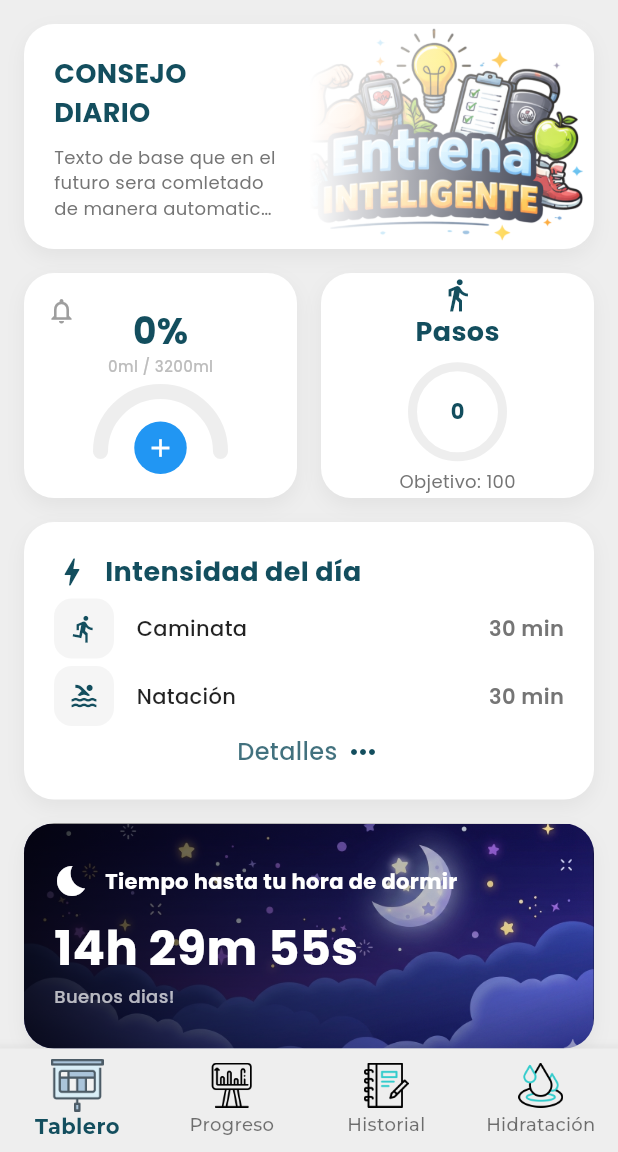
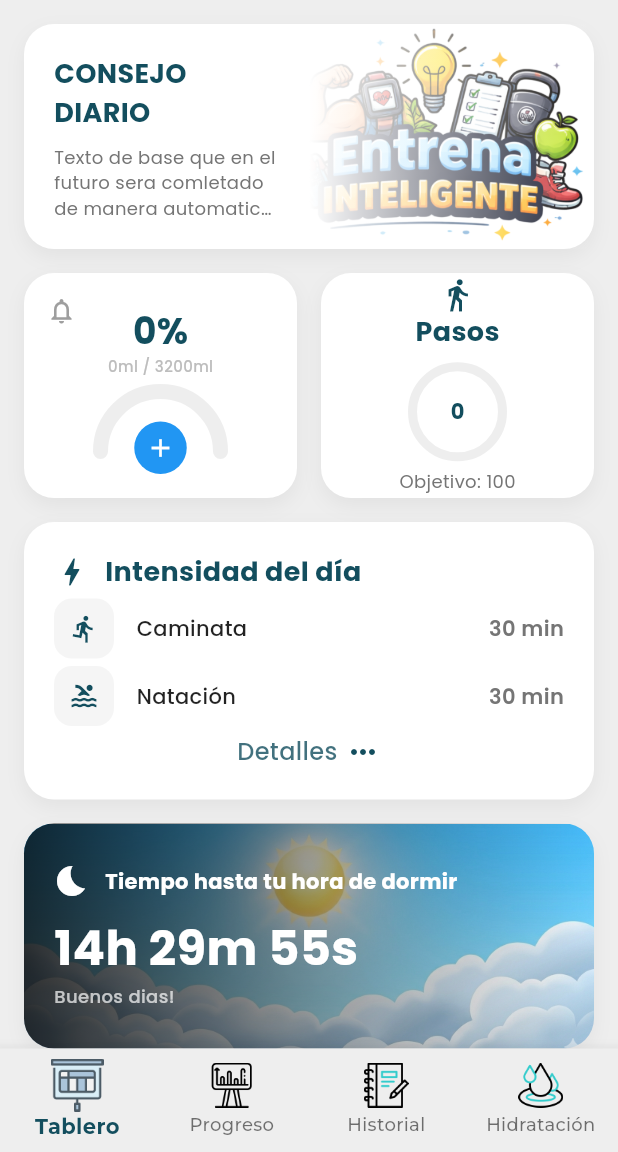
Before and after one commit to yeferson0brito/EDIA, a Flutter app: the screen it shows after launch, on a phone screen of 412 x 824 dp, the part 84-1236 px from its top. Run offline on Flutter 3.47's test engine with Material 3 defaults, Android fonts, the phone set to English and light mode, and no system bars; our stand-ins replace confetti, google_fonts, jwt_decoder, pedometer, permission_handler, shared_preferences; key blocks and very long unbroken strings in the code were emptied for the run.

Commit message:
Tarjeta 'Sueño' - actualizada

```diff
--- a/EntrenamientoDeportivoIA/lib/screens/home_screen.dart
+++ b/EntrenamientoDeportivoIA/lib/screens/home_screen.dart
@@ -1061,7 +1061,7 @@ class _HomeScreenState extends State<HomeScreen> {
         decoration: BoxDecoration(
           borderRadius: BorderRadius.circular(20),
           image: const DecorationImage(
-            image: AssetImage('assets/images/ImageBoardSleep.png'),
+            image: AssetImage('assets/images/ImageBoardSleepMidday.png'),
             fit: BoxFit.cover,
           ),
           boxShadow: [
```
Also changed, not shown: EntrenamientoDeportivoIA/assets/images/ImageBoardSleepMidday.png (added), EntrenamientoDeportivoIA/assets/images/ImageBoardSleepMorning.png (added).
